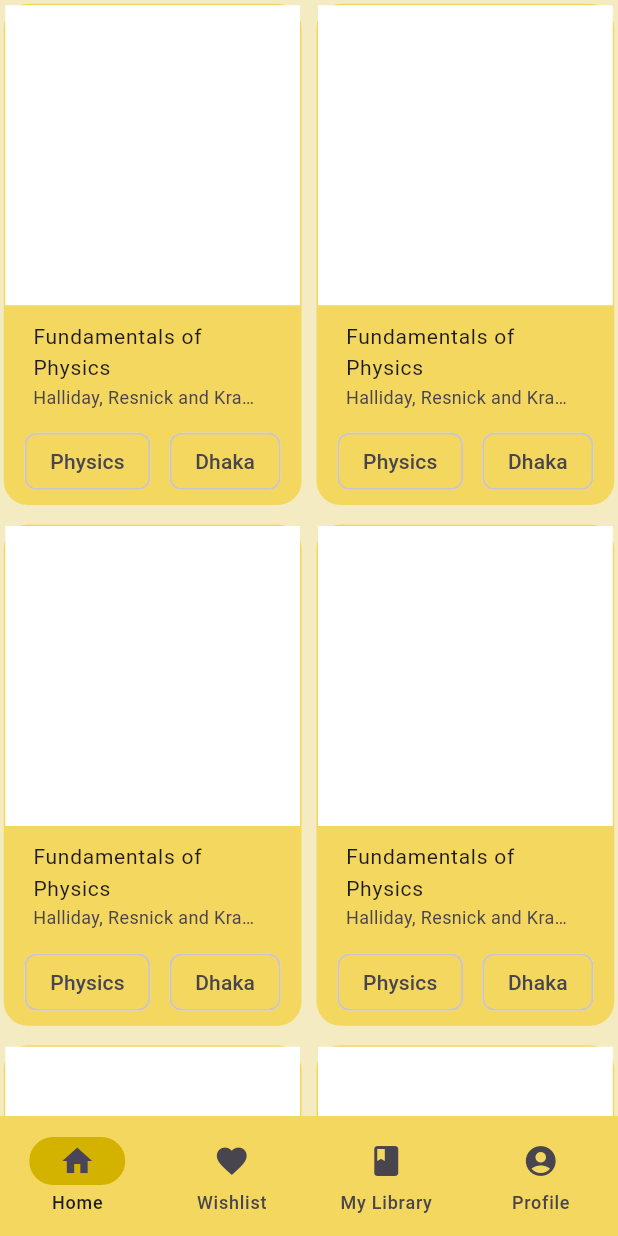
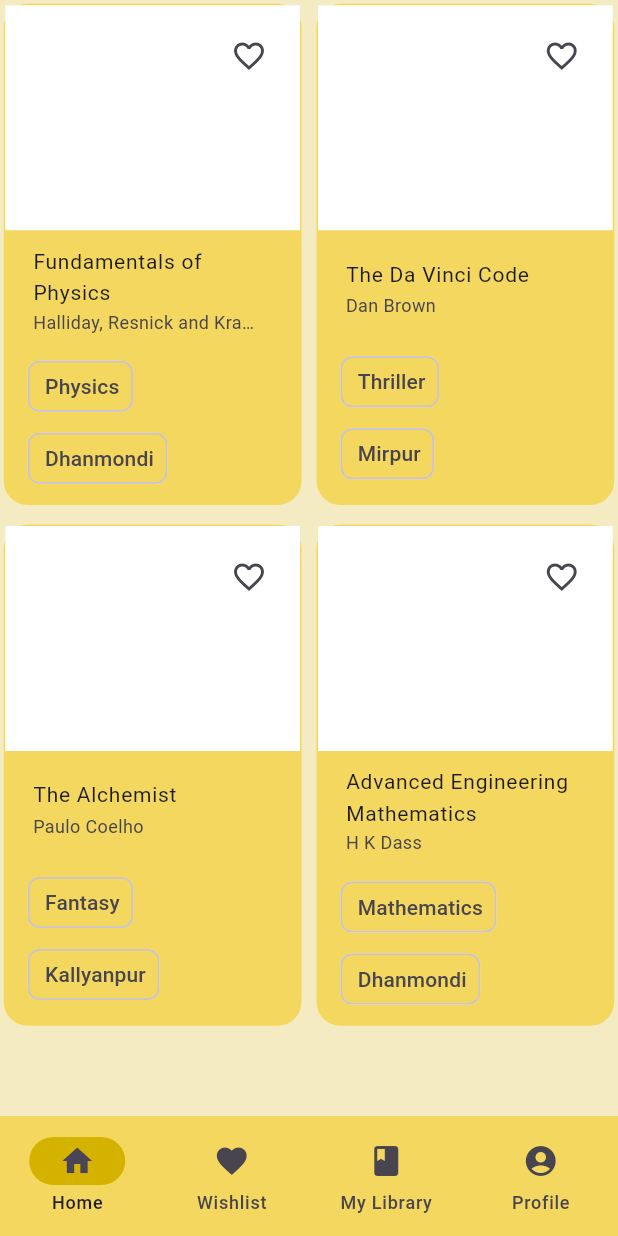
Before and after one commit to shahipeasant/Bookio, a Flutter app: the screen it shows after launch, on a phone screen of 412 x 824 dp. Run offline on Flutter 3.47's test engine with Material 3 defaults, Android fonts, the light colour scheme and no system bars; our stand-ins replace get.

Commit message:
add book_model and favorite button.

```diff
--- /dev/null
+++ b/lib/models/book_model.dart
@@ -0,0 +1,56 @@
+import 'package:get/get.dart';
+
+class Book{
+
+  String name;
+  String author;
+  String description;
+  String genre;
+  String location;
+  var isWishlisted = false.obs;
+
+  Book({
+    required this.name,
+    required this.author,
+    required this.description,
+    required this.genre,
+    required this.location,
+    required this.isWishlisted,
+  });
+}
+
+List<Book> booksList = [
+  Book(
+      name: 'Fundamentals of Physics',
+      author: 'Halliday, Resnick and Krane',
+      description: 'A book on Physics',
+      genre: 'Physics',
+      location: 'Dhanmondi',
+      isWishlisted: false.obs,
+  ),
+  Book(
+      name: 'The Da Vinci Code',
+      author: 'Dan Brown',
+      description: 'A thriller novel',
+      genre: 'Thriller',
+      location: 'Mirpur',
+      isWishlisted: false.obs,
+  ),
+  Book(
+      name: 'The Alchemist',
+      author: 'Paulo Coelho',
+      description: 'A fantasy novel',
+      genre: 'Fantasy',
+      location: 'Kallyanpur',
+      isWishlisted: false.obs,
+  ),
+  Book(name: 'Advanced Engineering Mathematics',
+      author: 'H K Dass',
+      description: 'A book on Mathematics',
+      genre: 'Mathematics',
+      location: 'Dhanmondi',
+      isWishlisted: false.obs,
+  ),
+];
+var wishListBooks = <Book>[].obs;
+List<Book> myBooks = [];
--- a/lib/views/homePage.dart
+++ b/lib/views/homePage.dart
@@ -1,3 +1,4 @@
+import 'package:bookio/models/book_model.dart';
 import 'package:flutter/material.dart';
 
 import '../widgets/productCard.dart';
@@ -16,10 +17,10 @@
           mainAxisSpacing: 8.0,
           childAspectRatio: 0.60,
         ),
-        itemCount: 20,
         itemBuilder: (context, index) {
-          return ProductCard();
+          return ProductCard(book: booksList[index]);
         },
+        itemCount: booksList.length,
       ),
     );
   }
--- a/lib/widgets/productCard.dart
+++ b/lib/widgets/productCard.dart
@@ -1,7 +1,11 @@
 import 'package:flutter/material.dart';
+import 'package:get/get.dart';
+
+import '../models/book_model.dart';
 
 class ProductCard extends StatelessWidget {
-  const ProductCard({super.key});
+  final Book book;
+  const ProductCard({super.key, required this.book});
 
   @override
   Widget build(BuildContext context) {
@@ -15,24 +19,51 @@
           color: Color(0xfff4d75e),
         ),
         child: Column(
+          crossAxisAlignment: CrossAxisAlignment.start,
           children: [
-            Container(
-              height: 200,
-              padding: EdgeInsets.all(16),
-              color: Colors.white,
-              child: Stack(children: []),
+            Stack(
+              children: [
+                Container(
+                  height: 150,
+                  padding: EdgeInsets.all(16),
+                  color: Colors.white,
+                ),
+                Positioned(
+                    top: 10,
+                    right: 10,
+                    child: Obx(
+                        () => Container(
+                          decoration: BoxDecoration(
+                            borderRadius: BorderRadius.circular(16),
+                          ),
+                          child: IconButton(
+                              icon: book.isWishlisted.value? Icon(Icons.favorite, color: Colors.red) : Icon(Icons.favorite_border),
+                              onPressed: (){
+                                book.isWishlisted.value = !book.isWishlisted.value;
+                                if(book.isWishlisted.value){
+                                  wishListBooks.add(book);
+                                }else{
+                                  wishListBooks.remove(book);
+                                }
+                              }
+                          ),
+                        ),
+                    ),
+                ),
+              ],
             ),
             Padding(
               padding: EdgeInsets.all(2.5),
               child: ListTile(
-                title: Text(
-                  'Fundamentals of Physics',
+                title:
+                Text(
+                  book.name,
                   overflow: TextOverflow.ellipsis,
                   maxLines: 2,
                   style: TextStyle(fontSize: 14),
                 ),
                 subtitle: Text(
-                  'Halliday, Resnick and Krane',
+                  book.author,
                   overflow: TextOverflow.ellipsis,
                   maxLines: 1,
                   style: TextStyle(fontSize: 12),
@@ -41,14 +72,21 @@
               ),
             ),
             Row(
-              mainAxisAlignment: MainAxisAlignment.spaceEvenly,
               children: [
+                SizedBox(width: 15),
                 Chip(
-                  label: Text('Physics'),
+                  padding: EdgeInsets.only(left: 2.5),
+                  label: Text(book.genre),
                   backgroundColor: Color(0xfff4d75e),
                 ),
+              ],
+            ),
+            Row(
+              children: [
+                SizedBox(width: 15),
                 Chip(
-                  label: Text('Dhaka'),
+                  padding: EdgeInsets.only(left: 2.5),
+                  label: Text(book.location),
                   backgroundColor: Color(0xfff4d75e),
                 ),
               ],
```
Also changed, not shown: lib/models/user_model.dart (added).
